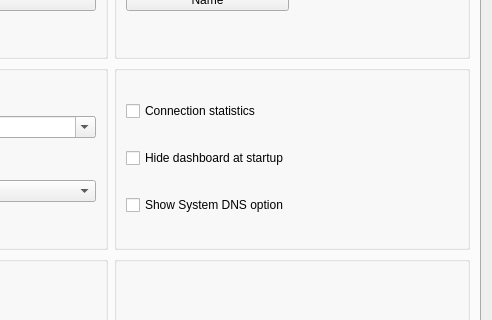
This is src/nekobox/ui/setting/dialog_basic_settings.ui in qr243vbi/nekobox as Qt 5 draws it before an edit; both pictures show x 271 to 763 and y 172 to 492 of the 763 by 663 pixel window. The edited form follows.
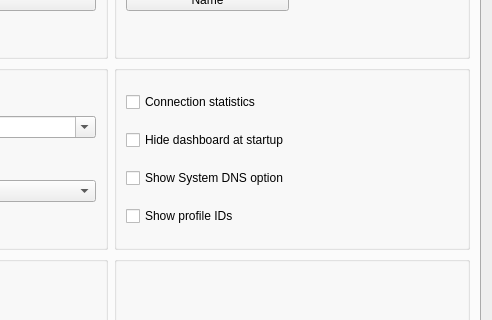
This is the edited form. The open tabs and pages were chosen to show the change. Custom widgets are drawn as their Qt base class.

Commit message: Add extra settings for subscription update, update sing-box to 1.13.13

Diff of the .ui file:
```diff
--- a/src/nekobox/ui/setting/dialog_basic_settings.ui
+++ b/src/nekobox/ui/setting/dialog_basic_settings.ui
@@ -521,6 +521,13 @@
               </property>
              </widget>
             </item>
+            <item>
+             <widget class="QCheckBox" name="show_profile_id">
+              <property name="text">
+               <string>Show profile IDs</string>
+              </property>
+             </widget>
+            </item>
            </layout>
           </widget>
          </item>
```
Left out of the diff: 5 changed lines with no effect on the pictures. The commit also changes 26 other files.
